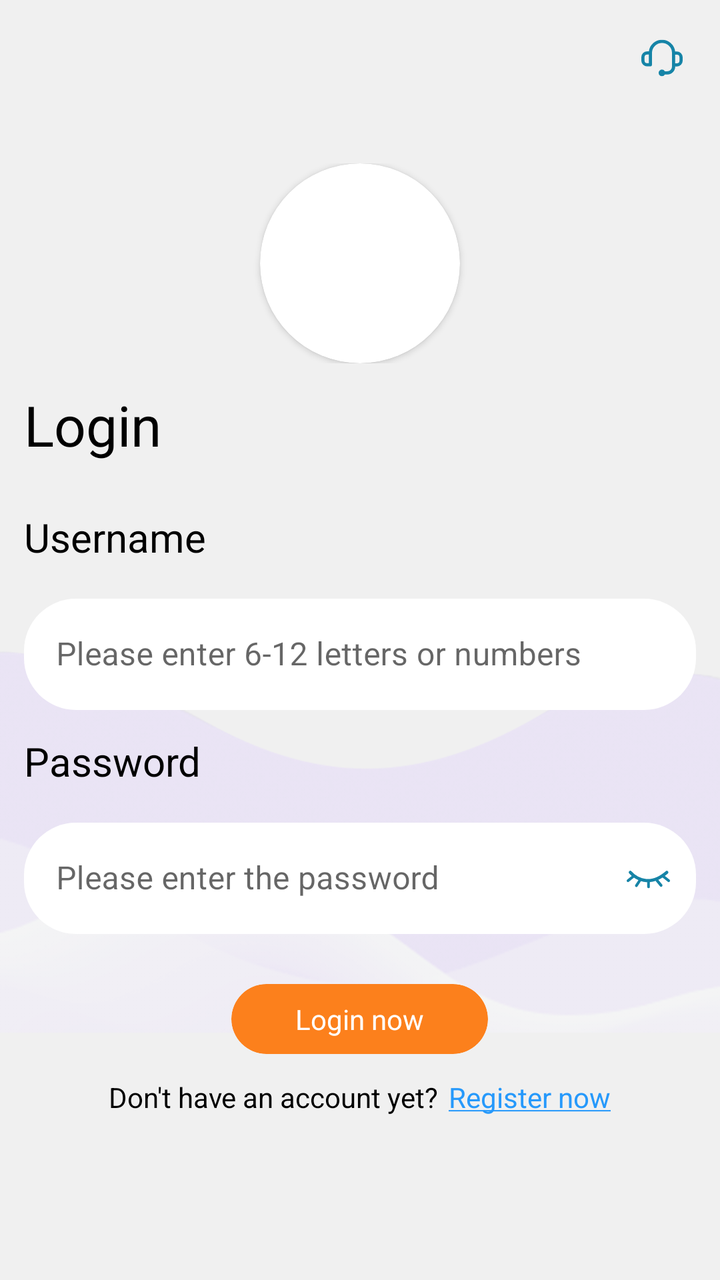
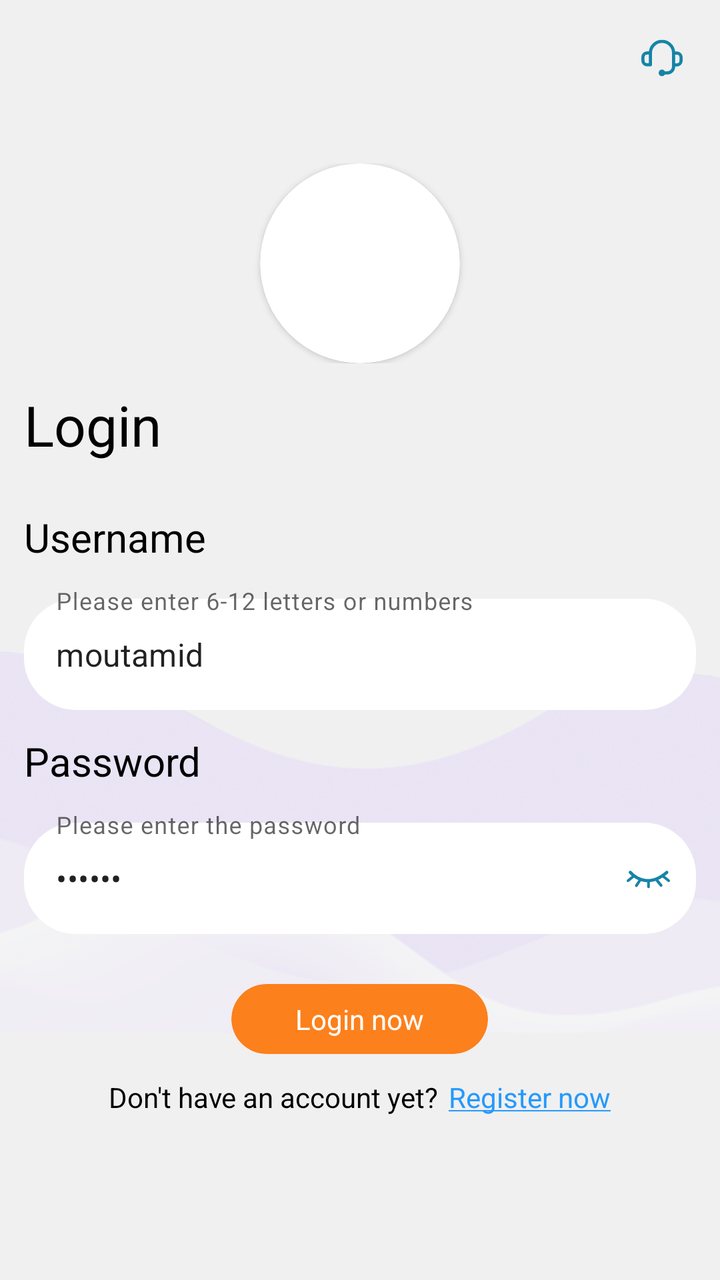

The first picture is an Android layout as it rendered before a commit; the second is the same layout after the commit. The layout source and the unified diff follow.
<!-- AndroidManifest.xml: application theme Theme.SRA -->
<!-- res/layout/activity_login.xml -->
<?xml version="1.0" encoding="utf-8"?>
<ScrollView xmlns:android="http://schemas.android.com/apk/res/android"
    xmlns:app="http://schemas.android.com/apk/res-auto"
    xmlns:tools="http://schemas.android.com/tools"
    android:layout_width="match_parent"
    android:layout_height="match_parent"
    android:background="@color/head_bg"
    android:id="@+id/rl_layout"
    android:scrollbarSize="0dp"
    android:fillViewport="true"
    tools:context=".LoginActivity">

    <RelativeLayout
        android:layout_width="match_parent"
        android:layout_height="match_parent">

        <ImageView
            android:layout_width="match_parent"
            android:layout_height="wrap_content"
            android:src="@drawable/login_bg"
            android:layout_alignParentBottom="true" />

        <ImageButton
            android:id="@+id/support"
            android:layout_width="wrap_content"
            android:layout_height="wrap_content"
            android:layout_alignParentRight="true"
            android:layout_marginStart="5dp"
            android:layout_marginTop="5dp"
            android:layout_marginEnd="5dp"
            app:tint="@color/primary_color"
            android:layout_marginBottom="5dp"
            android:backgroundTint="@color/transparent"
            android:minHeight="48dp"
            android:src="@drawable/headset"
            tools:ignore="SpeakableTextPresentCheck" />

        <ImageButton
            android:id="@+id/language"
            android:layout_width="wrap_content"
            android:layout_height="wrap_content"
            android:layout_marginTop="5dp"
            android:layout_toLeftOf="@id/support"
            android:backgroundTint="@color/transparent"
            android:minHeight="48dp"
            android:visibility="gone"
            android:src="@drawable/ic_language"
            app:tint="@color/primary_color"
            tools:ignore="SpeakableTextPresentCheck" />

        <LinearLayout
            android:layout_width="match_parent"
            android:layout_height="wrap_content"
            android:layout_centerInParent="true"
            android:orientation="vertical">

            <RelativeLayout
                android:id="@+id/logo"
                android:layout_width="match_parent"
                android:layout_height="wrap_content">

                <androidx.cardview.widget.CardView
                    android:layout_width="wrap_content"
                    android:layout_height="wrap_content"
                    app:cardCornerRadius="50dp"
                    android:layout_centerInParent="true">

                    <ImageView
                        android:layout_width="100dp"
                        android:layout_height="100dp"
                        android:src="@mipmap/ic_logo" />

                </androidx.cardview.widget.CardView>

            </RelativeLayout>

            <TextView
                android:layout_width="match_parent"
                android:layout_height="wrap_content"
                android:text="Login"
                android:padding="12dp"
                android:textColor="@color/black"
                android:fontFamily="sans-serif"
                android:textSize="28sp"/>

            <TextView
                android:layout_width="match_parent"
                android:layout_height="wrap_content"
                android:text="Username"
                android:padding="12dp"
                android:textColor="@color/black"
                android:fontFamily="sans-serif"
                android:textSize="20sp"/>

            <com.google.android.material.textfield.TextInputLayout
                android:id="@+id/username"
                android:layout_width="match_parent"
                android:layout_height="wrap_content"
                style="@style/Widget.MaterialComponents.TextInputLayout.OutlinedBox"
                android:layout_marginStart="12dp"
                android:layout_marginEnd="12dp"
                app:boxCornerRadiusBottomEnd="26dp"
                app:boxCornerRadiusBottomStart="26dp"
                app:boxCornerRadiusTopEnd="26dp"
                app:boxCornerRadiusTopStart="26dp"
                app:boxStrokeWidth="0dp"
                app:boxStrokeWidthFocused="1dp"
                app:boxStrokeColor="@color/primary_color"
                app:boxBackgroundColor="@color/white"
                android:hint="Please enter 6-12 letters or numbers">

                <com.google.android.material.textfield.TextInputEditText
                    android:layout_width="match_parent"
                    android:layout_height="match_parent"
                    android:inputType="textPersonName"/>

            </com.google.android.material.textfield.TextInputLayout>

            <TextView
                android:layout_width="match_parent"
                android:layout_height="wrap_content"
                android:text="Password"
                android:padding="12dp"
                android:textColor="@color/black"
                android:fontFamily="sans-serif"
                android:textSize="20sp"/>

            <com.google.android.material.textfield.TextInputLayout
                android:id="@+id/password"
                android:layout_width="match_parent"
                android:layout_height="wrap_content"
                style="@style/Widget.MaterialComponents.TextInputLayout.OutlinedBox"
                android:layout_marginStart="12dp"
                android:layout_marginEnd="12dp"
                app:boxCornerRadiusBottomEnd="26dp"
                app:boxCornerRadiusBottomStart="26dp"
                app:boxCornerRadiusTopEnd="26dp"
                app:boxCornerRadiusTopStart="26dp"
                app:boxStrokeWidth="0dp"
                app:boxStrokeWidthFocused="1dp"
                app:passwordToggleEnabled="true"
                app:passwordToggleDrawable="@drawable/password_toggle"
                app:passwordToggleTint="@color/primary_color"
                app:boxStrokeColor="@color/primary_color"
                app:boxBackgroundColor="@color/white"
                android:hint="Please enter the password">

                <com.google.android.material.textfield.TextInputEditText
                    android:layout_width="match_parent"
                    android:layout_height="match_parent"
                    android:inputType="textPassword"/>

            </com.google.android.material.textfield.TextInputLayout>

            <com.google.android.material.card.MaterialCardView
                android:id="@+id/btn_login"
                android:layout_width="wrap_content"
                android:layout_height="wrap_content"
                app:cardCornerRadius="26dp"
                app:cardElevation="0dp"
                android:layout_gravity="center"
                android:clickable="true"
                app:cardBackgroundColor="@color/secondary_color"
                android:layout_marginTop="25dp">

                <TextView
                    android:id="@+id/btn_login_text"
                    android:layout_width="wrap_content"
                    android:layout_height="wrap_content"
                    android:text="Login now"
                    android:paddingTop="8dp"
                    android:paddingBottom="8dp"
                    android:paddingStart="32dp"
                    android:textColor="@color/white"
                    android:paddingEnd="32dp"
                    android:fontFamily="sans-serif"
                    android:textAllCaps="false" />

            </com.google.android.material.card.MaterialCardView>

            <LinearLayout
                android:layout_width="wrap_content"
                android:layout_height="wrap_content"
                android:orientation="horizontal"
                android:layout_gravity="center"
                android:layout_marginTop="12dp">

                <TextView
                    android:layout_width="wrap_content"
                    android:layout_height="wrap_content"
                    android:text="Don't have an account yet?"
                    android:textColor="@color/black" />

                <TextView
                    android:id="@+id/register"
                    android:layout_width="wrap_content"
                    android:layout_height="wrap_content"
                    android:text="@string/register_now"
                    android:layout_marginStart="5dp"
                    android:textColor="@color/link_color" />

            </LinearLayout>

        </LinearLayout>

    </RelativeLayout>

</ScrollView>
<!-- resources referenced by this layout -->
<resources>
  <color name="black">#FF000000</color>
  <color name="head_bg">#f0f0f0</color>
  <color name="link_color">#2699fb</color>
  <color name="primary_color">#1684A7</color>
  <color name="secondary_color">#fc801c</color>
  <color name="transparent">#00000000</color>
  <color name="white">#FFFFFFFF</color>
  <!-- drawable password_toggle (drawable) -->
  <?xml version="1.0" encoding="utf-8"?>
  <selector xmlns:android="http://schemas.android.com/apk/res/android">
  <item android:drawable="@drawable/eye_close" android:state_checked="false" />
      <item android:state_checked="true" android:drawable="@drawable/eye_open" />
  </selector>
  <!-- mipmap ic_logo (mipmap-anydpi-v26) -->
  <?xml version="1.0" encoding="utf-8"?>
  <adaptive-icon xmlns:android="http://schemas.android.com/apk/res/android">
      <background android:drawable="@color/ic_logo_background"/>
      <foreground android:drawable="@mipmap/ic_logo_foreground"/>
  </adaptive-icon>
  <string name="register_now"><u>Register now</u></string>
  <style name="Theme.SRA" parent="Theme.MaterialComponents.Light.NoActionBar">
          
          <item name="colorPrimary">@color/primary_color</item>
          <item name="colorPrimaryVariant">@color/primary_color</item>
          <item name="colorOnPrimary">@color/white</item>
          
          <item name="colorSecondary">@color/secondary_color</item>
          <item name="colorSecondaryVariant">@color/secondary_color</item>
          <item name="colorOnSecondary">@color/black</item>
          
          <item name="android:statusBarColor">?attr/colorPrimaryVariant</item>
          
      </style>
  <!-- drawable eye_close (drawable) -->
  <vector xmlns:android="http://schemas.android.com/apk/res/android"
      android:width="24dp"
      android:height="24dp"
      android:viewportWidth="24"
      android:viewportHeight="24">
    <group>
      <clip-path
          android:pathData="M0,0h24v24h-24z"/>
      <group>
        <clip-path
            android:pathData="M0,0h24v24h-24z"/>
        <path
            android:pathData="M22.761,12.824l-2.328,-1.866c0.5,-0.369 1,-0.76 1.493,-1.192a0.781,0.781 0,0 0,-1.027 -1.177c-3.285,2.866 -6.572,4.185 -9.78,3.916a11.682,11.682 0,0 1,-7.354 -3.821,0.782 0.782,0 1,0 -1.212,0.988 11.033,11.033 0,0 0,1.326 1.311l-2.3,1.841a0.673,0.673 0,0 0,0.842 1.051l2.556,-2.048a13.4,13.4 0,0 0,2.216 1.247l-1.592,2.418a0.678,0.678 0,0 0,1.132 0.745l1.667,-2.532a0.685,0.685 0,0 0,0.06 -0.149,11.537 11.537,0 0,0 2.5,0.5c0.214,0.018 0.428,0.021 0.642,0.028v2.388a0.678,0.678 0,0 0,1.354 0L12.956,14.047a12.432,12.432 0,0 0,2.942 -0.635,0.691 0.691,0 0,0 0.144,0.371L18,16.147a0.707,0.707 0,0 0,1.09 -0.9l-1.925,-2.334a16.934,16.934 0,0 0,2.118 -1.154c0.006,0 0.008,0.013 0.015,0.018l2.622,2.1a0.673,0.673 0,0 0,0.842 -1.051Z"
            android:fillColor="#283184"/>
      </group>
    </group>
  </vector>
  <color name="ic_logo_background">#1682A5</color>
  <!-- unchanged entries left out for length: 4 -->
</resources>

<!-- the commit's change to res/layout/activity_login.xml (unified diff, before → after) -->
@@ -112,6 +112,7 @@
                 <com.google.android.material.textfield.TextInputEditText
                     android:layout_width="match_parent"
                     android:layout_height="match_parent"
+                    android:text="moutamid"
                     android:inputType="textPersonName"/>
 
             </com.google.android.material.textfield.TextInputLayout>
@@ -148,6 +149,7 @@
                 <com.google.android.material.textfield.TextInputEditText
                     android:layout_width="match_parent"
                     android:layout_height="match_parent"
+                    android:text="abc123"
                     android:inputType="textPassword"/>
 
             </com.google.android.material.textfield.TextInputLayout>
